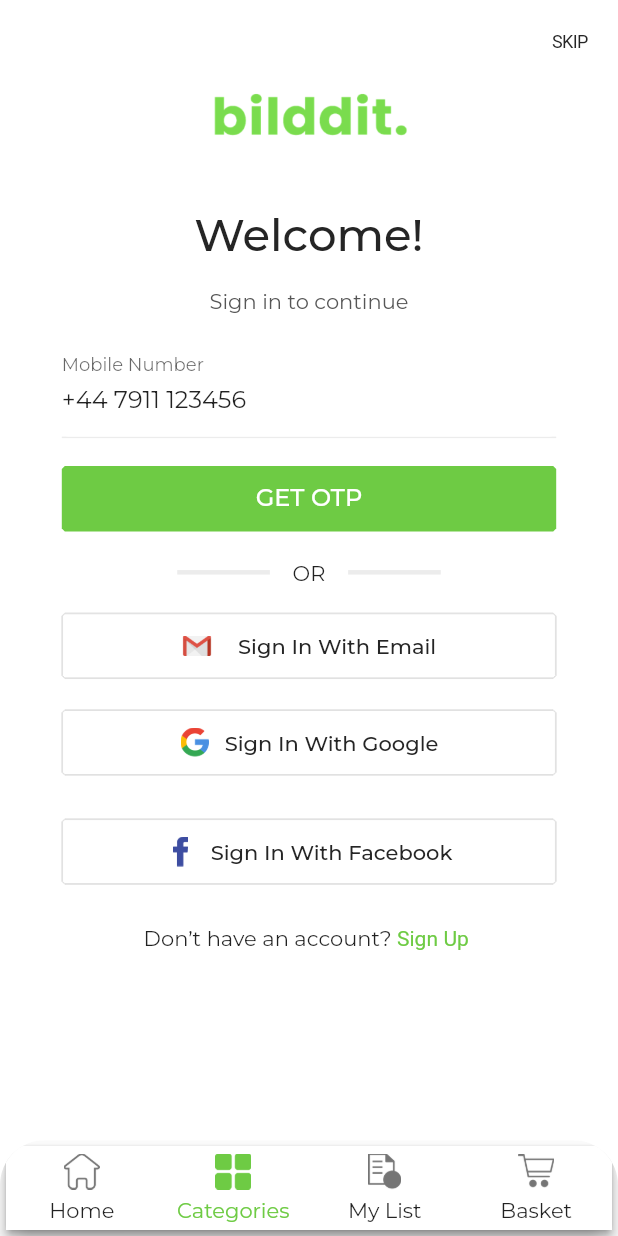
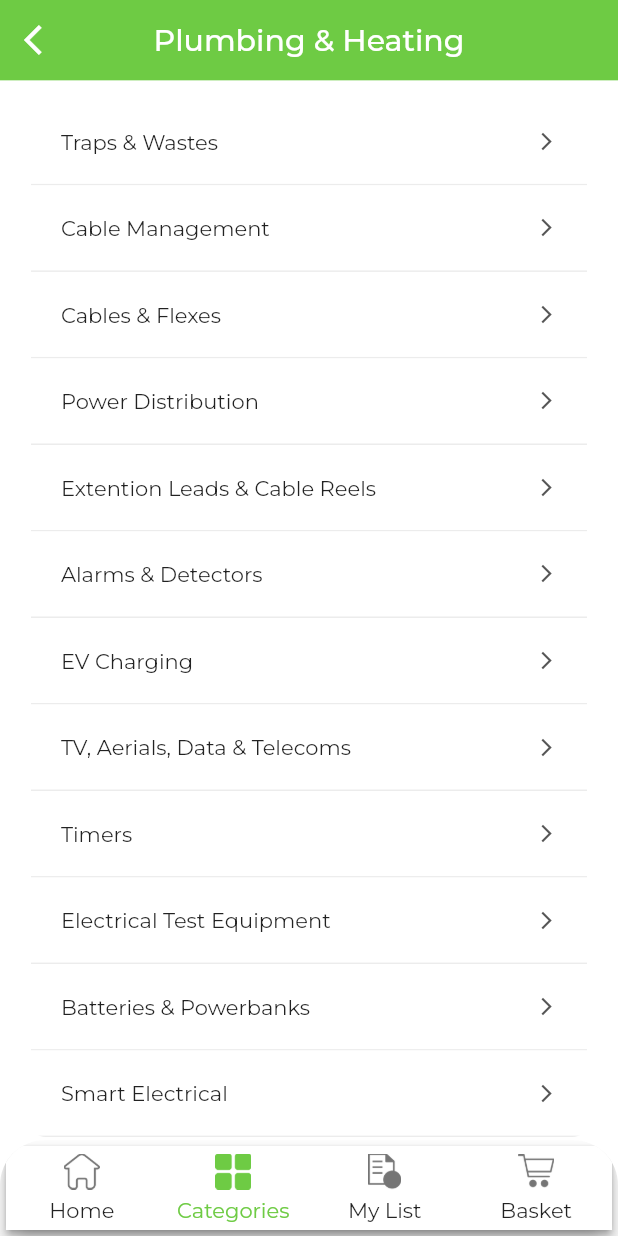
Before and after one commit to ishaque-mobikasa/trueBilddit, a Flutter app: the screen it shows after launch, item 2 of the bottom bar chosen, on a phone screen of 412 x 824 dp. Run offline on Flutter 3.47's test engine with Material 2 defaults, Android fonts, the phone set to English and light mode, and no system bars; drawn by our look-alikes of custom_navigation_bar; our stand-ins replace csc_picker, flutter_slidable, get, google_fonts, image_picker; key blocks and very long unbroken strings in the code were emptied for the run.

Commit message:
done with the subCategory

```diff
--- a/lib/app/routes/routes.dart
+++ b/lib/app/routes/routes.dart
@@ -27,6 +27,8 @@ import 'package:truebildit/presentation/pages/sign_up/controllers_binding/sign_u
 import 'package:truebildit/presentation/pages/sign_up/sign_up_view.dart';
 import 'package:truebildit/presentation/pages/splash_screen/controllers_bindings/splash_screen_bindings.dart';
 import 'package:truebildit/presentation/pages/splash_screen/splash_screen_view.dart';
+import 'package:truebildit/presentation/pages/sub_category_listing/controllers_bindings/sub_category_binding.dart';
+import 'package:truebildit/presentation/pages/sub_category_listing/sub_category_view.dart';
 
 class Routes {
   static const splashScreenView = '/splashScreenView';
@@ -43,6 +45,7 @@ class Routes {
   static const myAccountView = "/myAccountView";
   static const changePasswordView = "/changePasswordView";
   static const emailLoginView = "/emailLoginView";
+  static const subCategoryView = "/subCategoryView";
 }
 
 class AppPages {
@@ -107,5 +110,9 @@ class AppPages {
         name: Routes.emailLoginView,
         page: () => const EmailLoginView(),
         binding: EmailLoginBinding()),
+    GetPage(
+        name: Routes.subCategoryView,
+        page: () => const SubCategoryView(),
+        binding: SubCategoryBinding()),
   ];
 }
--- a/lib/app/utils/app_paintings.dart
+++ b/lib/app/utils/app_paintings.dart
@@ -11,6 +11,7 @@ class AppPaintings {
   static Color hintTextColor = const Color(0xff8F8F8F);
   static Color disabledColor = const Color(0xffF3F3F3);
   static Color dimWhite = const Color(0xffECECEC);
+  static Color scaffoldBackgroundDimmed = const Color(0xffF6F6F6);
 
   static Color loginButtonBorderColor = const Color(0xffD9D9D9);
 
--- a/lib/presentation/pages/dash_board/controllers_binding/dash_board_controller.dart
+++ b/lib/presentation/pages/dash_board/controllers_binding/dash_board_controller.dart
@@ -1,16 +1,18 @@
+import 'dart:developer';
+
 import 'package:flutter/material.dart';
 import 'package:get/get.dart';
 import 'package:truebildit/presentation/pages/address/add_address_page/add_address_view.dart';
 import 'package:truebildit/presentation/pages/home/home_view.dart';
 import 'package:truebildit/presentation/pages/login/email_login/email_login_view.dart';
-import 'package:truebildit/presentation/pages/login/otp_login/otp_login_view.dart';
+import 'package:truebildit/presentation/pages/sub_category_listing/sub_category_view.dart';
 
 class DashBoardController extends GetxController {
   final Rx<Color> _scaffoldBackground = Colors.white.withAlpha(245).obs;
   RxInt selectedIndex = 0.obs;
   List<Widget> pages = [
     const HomeView(),
-    const OTPLoginView(),
+    const SubCategoryView(),
     const EmailLoginView(),
     const AddNewAddressView()
   ];
@@ -20,8 +22,9 @@ class DashBoardController extends GetxController {
   setIndex(index) {
     if (index != selectedIndex.value) {
       selectedIndex.value = index;
-      if (index == 0) {
+      if (index == 0 || index == 1) {
         setWhiteBackground = Colors.white.withAlpha(245);
+        log(Colors.white.withAlpha(245).toString());
       } else {
         setWhiteBackground = Colors.white;
       }
--- a/lib/presentation/pages/login/email_login/email_login_view.dart
+++ b/lib/presentation/pages/login/email_login/email_login_view.dart
@@ -1,3 +1,5 @@
+import 'dart:developer';
+
 import 'package:flutter/cupertino.dart';
 import 'package:flutter/gestures.dart';
 import 'package:flutter/material.dart';
@@ -21,6 +23,13 @@ class EmailLoginView extends GetView<EmailLoginController> {
           AppBar(
             elevation: 0,
             backgroundColor: AppPaintings.kWhite,
+            leading: IconButton(
+              icon: Icon(
+                Icons.arrow_back_ios,
+                color: AppPaintings.themeLightBlack,
+              ),
+              onPressed: () {},
+            ),
             actions: [
               CupertinoButton(
                   child: Text(
@@ -86,6 +95,21 @@ class EmailLoginView extends GetView<EmailLoginController> {
                 buttonType: ButtonType.elevatedButton,
                 buttonText: "LOGIN",
                 onPressed: () {}),
+          ),
+          SizedBox(
+            height: Get.height * 0.02,
+          ),
+          Text.rich(
+            TextSpan(
+              text: 'Forgot Password?',
+              style: TextStyle(
+                color: AppPaintings.themeGreenColor,
+              ),
+              recognizer: TapGestureRecognizer()
+                ..onTap = () {
+                  log("clicked on forgot password");
+                },
+            ),
           ),
           SizedBox(
             height: Get.height * 0.02,
@@ -164,7 +188,7 @@ class EmailLoginView extends GetView<EmailLoginController> {
                   ),
                   recognizer: TapGestureRecognizer()
                     ..onTap = () {
-                      // handle sign in tap
+                      log("clicked on SignUp");
                     },
                 ),
               ],
--- /dev/null
+++ b/lib/presentation/pages/sub_category_listing/controllers_bindings/sub_category_binding.dart
@@ -0,0 +1,10 @@
+import 'package:get/get.dart';
+
+import 'sub_category_controller.dart';
+
+class SubCategoryBinding extends Bindings {
+  @override
+  void dependencies() {
+    Get.lazyPut<SubCategoryController>(() => SubCategoryController());
+  }
+}
--- /dev/null
+++ b/lib/presentation/pages/sub_category_listing/controllers_bindings/sub_category_controller.dart
@@ -0,0 +1,3 @@
+import 'package:get/get.dart';
+
+class SubCategoryController extends GetxController{}
--- /dev/null
+++ b/lib/presentation/pages/sub_category_listing/sub_category_view.dart
@@ -0,0 +1,59 @@
+import 'dart:developer';
+
+import 'package:flutter/material.dart';
+import 'package:get/get.dart';
+import 'package:truebildit/app/utils/app_paintings.dart';
+import 'package:truebildit/presentation/pages/my_account/widgets/my_account_item.dart';
+import 'package:truebildit/presentation/pages/sub_category_listing/controllers_bindings/sub_category_controller.dart';
+
+import 'widgets/category_list.dart';
+
+class SubCategoryView extends GetView<SubCategoryController> {
+  const SubCategoryView({super.key});
+
+  @override
+  Widget build(BuildContext context) {
+    return Stack(
+      children: [
+        SingleChildScrollView(
+          padding: EdgeInsets.only(top: Get.height * 0.08),
+          physics: const BouncingScrollPhysics(),
+          child: Column(
+              children: List.generate(
+                  subCategoryItems.length,
+                  (index) => Container(
+                        margin:
+                            EdgeInsets.symmetric(horizontal: Get.width * 0.05),
+                        child: MyaccountItem(
+                            title: subCategoryItems[index],
+                            onTap: () => log("tapped on $index"),
+                            borderRadius: index == 0
+                                ? const BorderRadius.only(
+                                    topLeft: Radius.circular(10),
+                                    topRight: Radius.circular(10))
+                                : index == subCategoryItems.length - 1
+                                    ? const BorderRadius.only(
+                                        bottomLeft: Radius.circular(10),
+                                        bottomRight: Radius.circular(10))
+                                    : null),
+                      ))),
+        ),
+        SizedBox(
+          height: Get.height * 0.065,
+          child: AppBar(
+            elevation: 0,
+            backgroundColor: AppPaintings.themeGreenColor,
+            centerTitle: true,
+            leading: IconButton(
+              icon: const Icon(Icons.arrow_back_ios),
+              onPressed: () => {},
+            ),
+            title: const Text(
+              'Plumbing & Heating',
+            ),
+          ),
+        ),
+      ],
+    );
+  }
+}
--- /dev/null
+++ b/lib/presentation/pages/sub_category_listing/widgets/category_list.dart
@@ -0,0 +1,12 @@
+List<String> subCategoryItems = ['Traps & Wastes', 'Cable Management',
+ 'Cables & Flexes', 'Power Distribution',
+  'Extention Leads & Cable Reels', 'Alarms & Detectors',
+  'EV Charging',
+   'TV, Aerials, Data & Telecoms',
+   'Timers',
+   'Electrical Test Equipment',
+   'Batteries & Powerbanks',
+   'Smart Electrical',
+
+
+];
```
